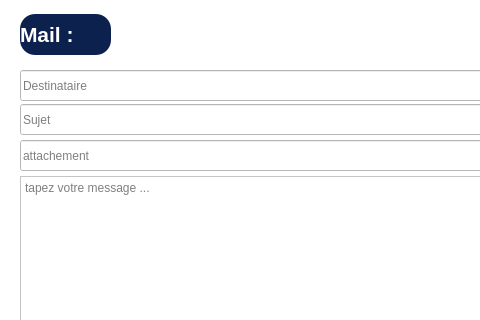
Before: the Qt Designer form mailwindow.ui in ProjetCpp-2425/projetcpp-smart-clothing-store, drawn with Qt 5; both pictures show x 0 to 480 and y 0 to 320 of the 730 by 510 pixel window.
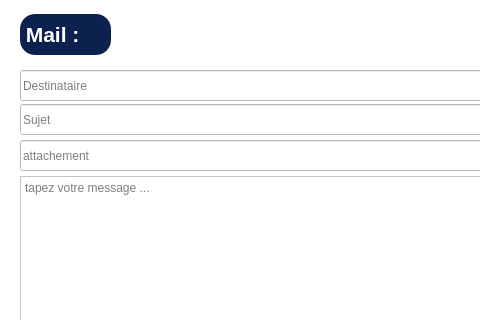
After: the same form once the commit is applied.

Patch:
```diff
--- a/mailwindow.ui
+++ b/mailwindow.ui
@@ -86,7 +86,7 @@
 border-radius: 15px; </string>
    </property>
    <property name="text">
-    <string>Mail :</string>
+    <string> Mail :</string>
    </property>
   </widget>
   <widget class="QPushButton" name="browseBtn">
```
